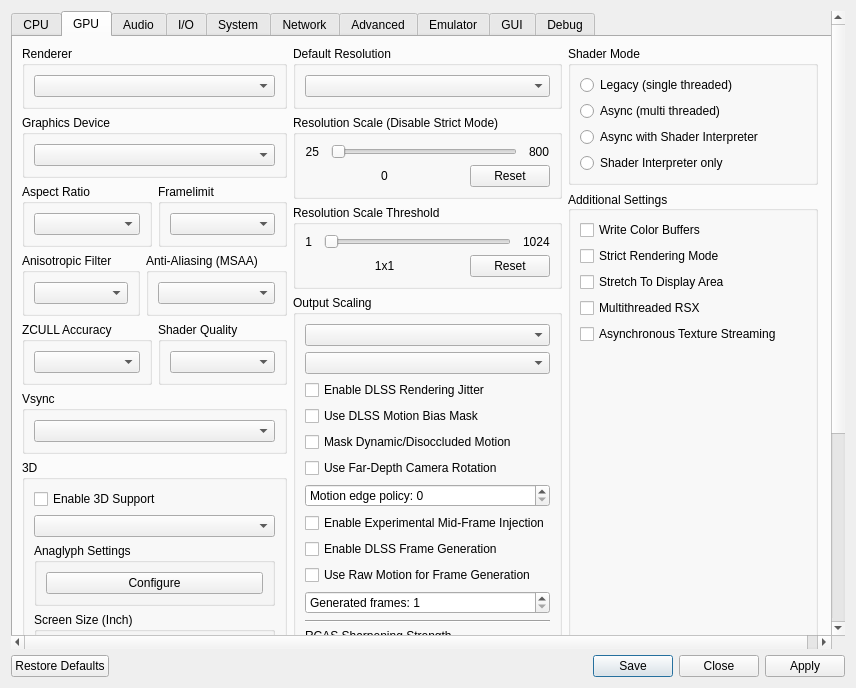
Qt form rpcs3/rpcs3qt/settings_dialog.ui (xXJSONDeruloXx/rpcs3) before a commit.
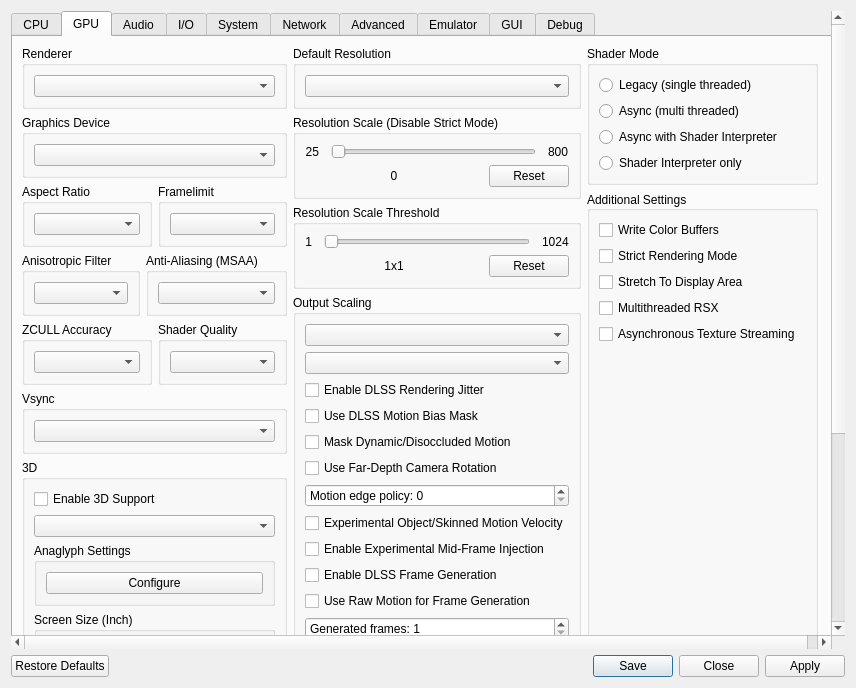
The same form after that commit. The open tabs and pages were chosen to show the change. Icons and pictures are not drawn.

Commit message: Add experimental object motion to DLSS temporal path

The edit to the form file:
```diff
--- a/rpcs3/rpcs3qt/settings_dialog.ui
+++ b/rpcs3/rpcs3qt/settings_dialog.ui
@@ -819,6 +819,13 @@
                 </property>
                </widget>
               </item>
+              <item>
+               <widget class="QCheckBox" name="dlssMotionObjectVelocity">
+                <property name="text">
+                 <string>Experimental Object/Skinned Motion Velocity</string>
+                </property>
+               </widget>
+              </item>
               <item>
                <widget class="QCheckBox" name="dlssMidFrameInjection">
                 <property name="text">
```
The commit also changes 22 other files.
